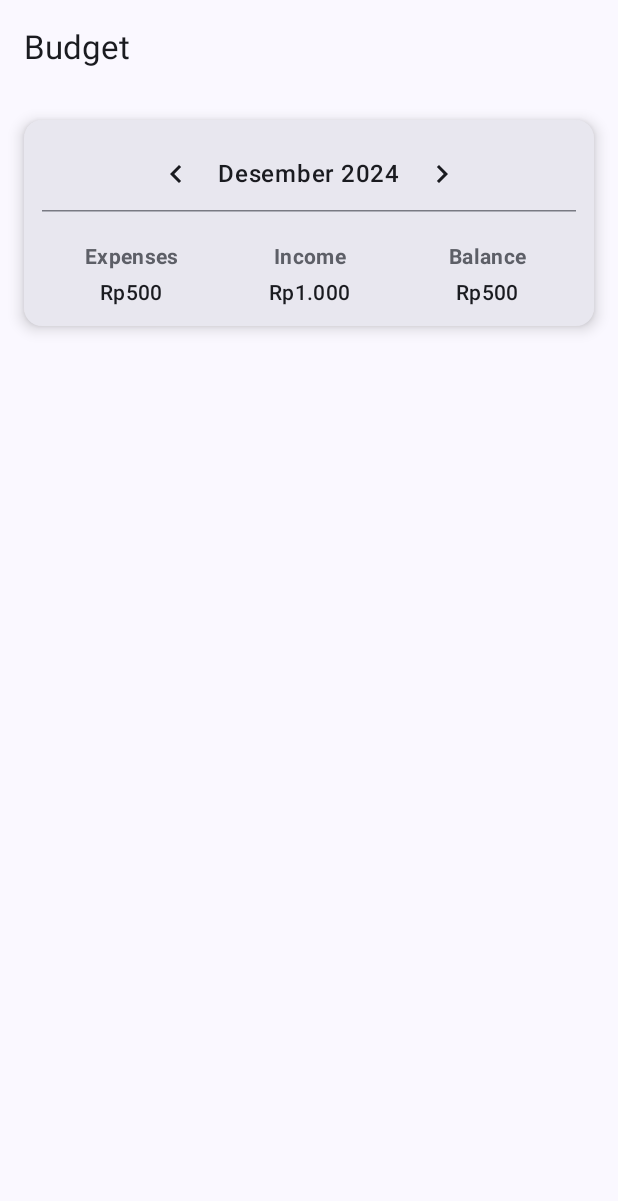
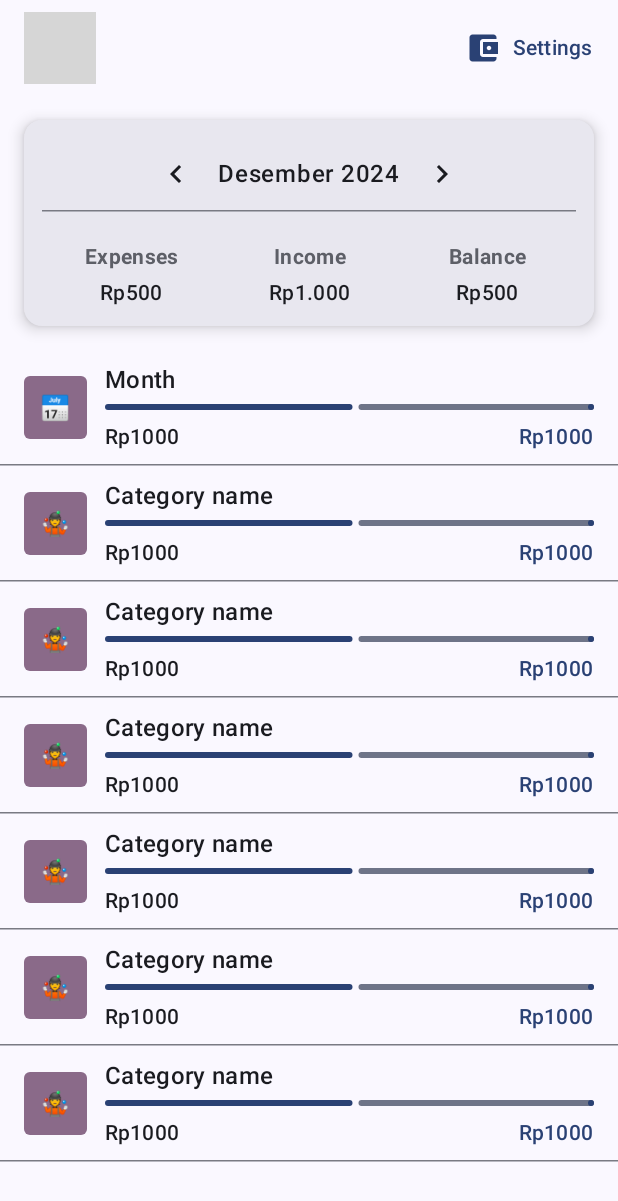
Before and after one commit to notsatria/bajet, an Android app built with Jetpack Compose: the @Preview function BudgetScreenPreview, on a phone screen of 412 x 824 dp. Shown: the top 1201 px of the screen. Run offline under Robolectric (Android 15) with nearby library versions, the phone set to English and light mode, and no system bars; 1 statement that could not run was skipped; grey boxes are pictures that could not be loaded.

Commit message:
feat: added BudgetScreen

```diff
--- a/app/src/main/java/com/notsatria/bajet/ui/screen/budget/BudgetScreen.kt
+++ b/app/src/main/java/com/notsatria/bajet/ui/screen/budget/BudgetScreen.kt
@@ -1,15 +1,38 @@
 package com.notsatria.bajet.ui.screen.budget
 
+import androidx.compose.foundation.background
+import androidx.compose.foundation.layout.Box
 import androidx.compose.foundation.layout.Column
 import androidx.compose.foundation.layout.Row
+import androidx.compose.foundation.layout.Spacer
+import androidx.compose.foundation.layout.fillMaxSize
 import androidx.compose.foundation.layout.fillMaxWidth
+import androidx.compose.foundation.layout.height
+import androidx.compose.foundation.layout.offset
 import androidx.compose.foundation.layout.padding
+import androidx.compose.foundation.layout.size
+import androidx.compose.foundation.layout.width
+import androidx.compose.foundation.lazy.LazyColumn
+import androidx.compose.foundation.shape.RoundedCornerShape
+import androidx.compose.material.icons.Icons
+import androidx.compose.material.icons.filled.AccountBalanceWallet
+import androidx.compose.material3.Button
 import androidx.compose.material3.ExperimentalMaterial3Api
+import androidx.compose.material3.ExtendedFloatingActionButton
+import androidx.compose.material3.HorizontalDivider
+import androidx.compose.material3.Icon
+import androidx.compose.material3.IconButtonDefaults
+import androidx.compose.material3.LinearProgressIndicator
+import androidx.compose.material3.MaterialTheme
 import androidx.compose.material3.Scaffold
 import androidx.compose.material3.Text
+import androidx.compose.material3.TextButton
 import androidx.compose.material3.TopAppBar
 import androidx.compose.runtime.Composable
+import androidx.compose.ui.Alignment
 import androidx.compose.ui.Modifier
+import androidx.compose.ui.draw.clip
+import androidx.compose.ui.graphics.Color
 import androidx.compose.ui.res.stringResource
 import androidx.compose.ui.tooling.preview.Preview
 import androidx.compose.ui.unit.dp
@@ -20,28 +43,127 @@ import com.notsatria.bajet.ui.theme.BajetTheme
 import java.util.Calendar
 
 @Composable
-fun BudgetRoute(modifier: Modifier = Modifier) {
-
+fun BudgetRoute(modifier: Modifier = Modifier, navigateToAddBudgetScreen: () -> Unit = {}) {
+    BudgetScreen(modifier, onSettingsClicked = navigateToAddBudgetScreen)
 }
 
 @OptIn(ExperimentalMaterial3Api::class)
 @Composable
-fun BudgetScreen() {
+fun BudgetScreen(modifier: Modifier = Modifier, onSettingsClicked: () -> Unit = {}) {
     Scaffold(
         topBar = {
-            TopAppBar(title = { Text(stringResource(R.string.budget)) })
-        }
+            TopAppBar(title = { Text(stringResource(R.string.my_budget)) }, actions = {
+                TextButton(onClick = onSettingsClicked) {
+                    Icon(imageVector = Icons.Default.AccountBalanceWallet, null)
+                    Spacer(Modifier.width(8.dp))
+                    Text(stringResource(R.string.settings))
+                }
+            })
+        },
     ) {
         Column(modifier = Modifier.padding(it)) {
             CashFlowSummaryCard(
-                modifier =  Modifier.padding(16.dp),
+                modifier = Modifier.padding(16.dp),
                 cashFlowSummary = CashFlowSummary(1000.0, 500.0, 500.0),
                 onPreviousMonthClick = {},
                 onNextMonthClick = {},
                 selectedMonth = Calendar.getInstance()
             )
-            Row(modifier = Modifier.fillMaxWidth()) {  }
+            LazyColumn {
+                items(5 + 1) { index ->
+                    if (index == 0) {
+                        MonthlyBudgetItem()
+                        HorizontalDivider(
+                            thickness = 1.dp,
+                            color = MaterialTheme.colorScheme.outlineVariant
+                        )
+                    }
+                    BudgetItem()
+                    HorizontalDivider(
+                        thickness = 1.dp,
+                        color = MaterialTheme.colorScheme.outlineVariant
+                    )
+                }
+            }
         }
+    }
+}
+
+@Composable
+fun BudgetItem(modifier: Modifier = Modifier) {
+    Row(modifier, verticalAlignment = Alignment.CenterVertically) {
+        Box(
+            modifier = Modifier
+                .padding(start = 16.dp)
+                .size(42.dp)
+                .clip(RoundedCornerShape(4.dp))
+                .background(MaterialTheme.colorScheme.tertiaryContainer)
+        ) {
+            Text(text = "🤹", modifier = Modifier.align(Alignment.Center))
+        }
+        Spacer(Modifier.width(12.dp))
+        Column(modifier = Modifier.padding(end = 16.dp, top = 8.dp, bottom = 8.dp)) {
+            Text("Category name", style = MaterialTheme.typography.titleMedium)
+            Spacer(Modifier.height(4.dp))
+            LinearProgressIndicator(progress = {
+                val progress = 0.5f
+                progress
+            }, modifier = Modifier.fillMaxWidth())
+            Spacer(Modifier.height(8.dp))
+            Row {
+                Text("Rp1000", style = MaterialTheme.typography.labelLarge)
+                Spacer(Modifier.weight(1f))
+                Text(
+                    "Rp1000",
+                    color = MaterialTheme.colorScheme.primary,
+                    style = MaterialTheme.typography.labelLarge
+                )
+
+            }
+        }
+    }
+}
+
+@Composable
+fun MonthlyBudgetItem(modifier: Modifier = Modifier) {
+    Row(modifier, verticalAlignment = Alignment.CenterVertically) {
+        Box(
+            modifier = Modifier
+                .padding(start = 16.dp)
+                .size(42.dp)
+                .clip(RoundedCornerShape(4.dp))
+                .background(MaterialTheme.colorScheme.tertiaryContainer)
+        ) {
+            Text(text = "\uD83D\uDCC5", modifier = Modifier.align(Alignment.Center))
+        }
+        Spacer(Modifier.width(12.dp))
+        Column(modifier = Modifier.padding(end = 16.dp, top = 8.dp, bottom = 8.dp)) {
+            Text("Month", style = MaterialTheme.typography.titleMedium)
+            Spacer(Modifier.height(4.dp))
+            LinearProgressIndicator(progress = {
+                val progress = 0.5f
+                progress
+            }, modifier = Modifier.fillMaxWidth())
+            Spacer(Modifier.height(8.dp))
+            Row {
+                Text("Rp1000", style = MaterialTheme.typography.labelLarge)
+                Spacer(Modifier.weight(1f))
+                Text(
+                    "Rp1000",
+                    color = MaterialTheme.colorScheme.primary,
+                    style = MaterialTheme.typography.labelLarge
+                )
+
+            }
+        }
+    }
+}
+
+@Preview
+@Composable
+fun BudgetItemPreview(modifier: Modifier = Modifier) {
+    BajetTheme {
+        BudgetItem(modifier.background(MaterialTheme.colorScheme.surfaceContainer))
     }
 }
 
```
